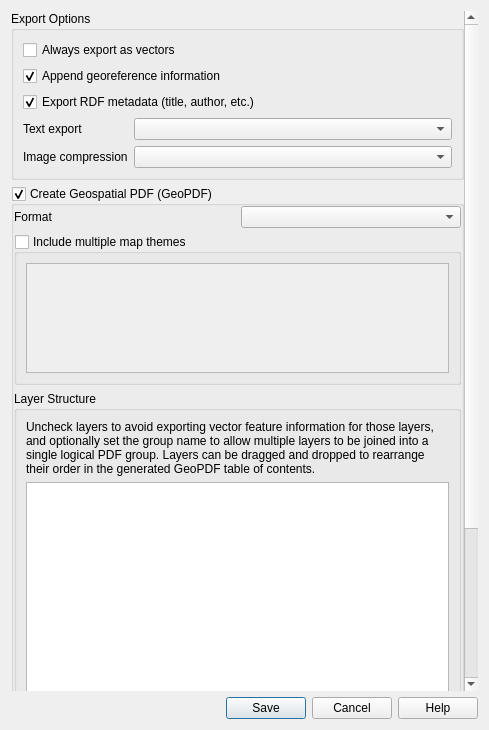
Qt form src/ui/layout/qgspdfexportoptions.ui (nextgis/nextgisqgis) before a commit.
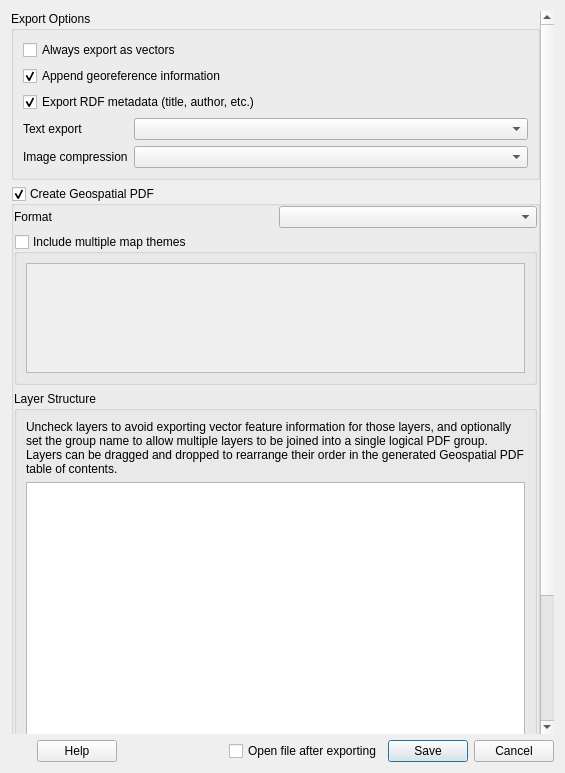
The same form after that commit. Custom widgets are drawn as their Qt base class.

```diff
--- a/src/ui/layout/qgspdfexportoptions.ui
+++ b/src/ui/layout/qgspdfexportoptions.ui
@@ -6,8 +6,8 @@
    <rect>
     <x>0</x>
     <y>0</y>
-    <width>489</width>
-    <height>730</height>
+    <width>565</width>
+    <height>773</height>
    </rect>
   </property>
   <property name="windowTitle">
@@ -27,7 +27,7 @@
        <rect>
         <x>0</x>
         <y>0</y>
-        <width>457</width>
+        <width>533</width>
         <height>944</height>
        </rect>
       </property>
@@ -106,7 +106,7 @@
        <item>
         <widget class="QgsCollapsibleGroupBoxBasic" name="mGeoPDFGroupBox">
          <property name="title">
-          <string>Create Geospatial PDF (GeoPDF)</string>
+          <string>Create Geospatial PDF</string>
          </property>
          <property name="checkable">
           <bool>true</bool>
@@ -215,7 +215,7 @@
                  <item>
                   <widget class="QLabel" name="label_2">
                    <property name="text">
-                    <string>Uncheck layers to avoid exporting vector feature information for those layers, and optionally set the group name to allow multiple layers to be joined into a single logical PDF group. Layers can be dragged and dropped to rearrange their order in the generated GeoPDF table of contents.</string>
+                    <string>Uncheck layers to avoid exporting vector feature information for those layers, and optionally set the group name to allow multiple layers to be joined into a single logical PDF group. Layers can be dragged and dropped to rearrange their order in the generated Geospatial PDF table of contents.</string>
                    </property>
                    <property name="wordWrap">
                     <bool>true</bool>
@@ -292,14 +292,48 @@
     </widget>
    </item>
    <item>
-    <widget class="QDialogButtonBox" name="buttonBox">
-     <property name="orientation">
-      <enum>Qt::Horizontal</enum>
-     </property>
-     <property name="standardButtons">
-      <set>QDialogButtonBox::Cancel|QDialogButtonBox::Help|QDialogButtonBox::Save</set>
-     </property>
-    </widget>
+    <layout class="QHBoxLayout" name="horizontalLayout">
+     <item>
+      <widget class="QDialogButtonBox" name="mHelpButtonBox">
+       <property name="orientation">
+        <enum>Qt::Horizontal</enum>
+       </property>
+       <property name="standardButtons">
+        <set>QDialogButtonBox::Help</set>
+       </property>
+      </widget>
+     </item>
+     <item>
+      <spacer name="horizontalSpacer_2">
+       <property name="orientation">
+        <enum>Qt::Horizontal</enum>
+       </property>
+       <property name="sizeHint" stdset="0">
+        <size>
+         <width>40</width>
+         <height>20</height>
+        </size>
+       </property>
+      </spacer>
+     </item>
+     <item>
+      <widget class="QCheckBox" name="mOpenAfterExportingCheckBox">
+       <property name="text">
+        <string>Open file after exporting</string>
+       </property>
+      </widget>
+     </item>
+     <item>
+      <widget class="QDialogButtonBox" name="buttonBox">
+       <property name="orientation">
+        <enum>Qt::Horizontal</enum>
+       </property>
+       <property name="standardButtons">
+        <set>QDialogButtonBox::Cancel|QDialogButtonBox::Save</set>
+       </property>
+      </widget>
+     </item>
+    </layout>
    </item>
   </layout>
  </widget>
```
Left out of the diff: 66 changed lines with no effect on the pictures.
